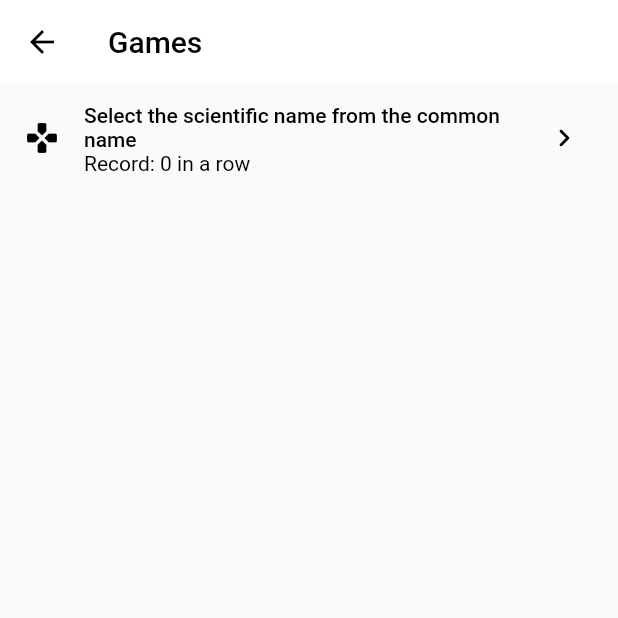
After one commit to DamianAldair/guatini, a Flutter app: the GamesPage screen opened directly, on a phone screen of 412 x 824 dp, the top half of it. The commit adds this screen. Run offline on Flutter 3.47's test engine with Material 2 defaults, Android fonts, the phone set to English and light mode, and no system bars; our stand-ins replace adaptive_theme, audioplayers, card_swiper, dio, flutter_native_splash, font_awesome_flutter and 6 more; missing offline and left inert: dcdg, external_path, mapsforge_flutter, qr_code_scanner, selectable, version and 1 more; accounts and stored records are empty; generated files the repository leaves out were written again; project files that could hold a hidden picture were left out.

Commit message:
Game 1 done

```diff
--- a/lib/l10n/app_en.arb
+++ b/lib/l10n/app_en.arb
@@ -6,6 +6,7 @@
     "added": "Added",
     "addedDatabase": "Added database",
     "alreadyAdded": "This database is already added",
+    "attempts": "attempts",
     "audio": "Audio",
     "author": "Author",
     "back": "Back",
@@ -14,6 +15,7 @@
     "college": "School of Computer Engineering",
     "conservationStatus": "Conservation status",
     "criticalEndangered": "Critical endangered",
+    "correct": "Correct",
     "current": "Current",
     "database": "Databases",
     "databaseSelectedInfo": "The database language does not depend on the app language",
@@ -54,14 +56,33 @@
     "extinctInTheWild": "Extinct in the wild",
     "findDatabase": "Find database",
     "gallery": "Gallery",
+    "game": "Game",
+    "games": "Games",
+    "gameSelectSNameFromCName": "Select the scientific name from the common name",
+    "gameSelectImageFromCName": "Select the image from the common name",
+    "gameSelectCNameFromSound": "Select the common name from the sound",
     "go": "Go",
     "grantPermissionManually": "Grant required app permissions manually",
     "guatini": "Guatiní",
     "guatiniExp": "An extensionist project dedicated to enhance the development of general and environmental culture",
     "habitat": "Habitat",
+    "hits": "hits",
     "home": "Home",
     "image": "Image",
+    "inARow": "{hits} in a row",
+    "@inARow": {
+        "description": "Hits in a row",
+        "placeholders": {
+            "hits": {
+                "type": "int",
+                "example": "5"
+            }
+        }
+    },
+    "incorrect": "Incorrect",
     "info": "Info",
+    "itIs": "It is",
+    "itIsNot": "It is not",
     "language": "Language",
     "languageName": "English",
     "leastConcern": "Least concern",
@@ -92,6 +113,7 @@
     "notSelected": "Not selected",
     "numberItemsSearchHistory": "Number of items in the search history",
     "numberSeggestions": "Number of suggestions on Home",
+    "ofde": "of",
     "ok": "Ok",
     "onlineAudio": "Online audio",
     "onlineImage": "Online image",
--- /dev/null
+++ b/lib/models/game_models.dart
@@ -0,0 +1,79 @@
+// class RecordModel {
+//   final List<GameModel> games;
+
+//   RecordModel(this.games);
+
+//   factory RecordModel.fromList(List<Map<String, dynamic>> list) {
+//     final games = <GameModel>[];
+//     for (Map<String, dynamic> json in list) {
+//       games.add(GameModel.fromJson(json));
+//     }
+//     return RecordModel(games);
+//   }
+
+//   List<Map<String, dynamic>> toList() {
+//     final list = <Map<String, dynamic>>[];
+//     for (GameModel g in games) {
+//       list.add(g.toJson());
+//     }
+//     return list;
+//   }
+// }
+
+class GameModel {
+  final int id;
+  final int record;
+
+  GameModel({required this.id, required this.record});
+
+  factory GameModel.fromJson(Map<String, dynamic> json) => GameModel(
+        id: json["id"] ?? 0,
+        record: json["record"] ?? 0,
+      );
+
+  Map<String, dynamic> toJson() {
+    return {"id": id, "record": record};
+  }
+}
+
+class Game1Option {
+  final String imagePath;
+  final String scientificName;
+  final String commonName;
+
+  Game1Option({
+    required this.imagePath,
+    required this.scientificName,
+    required this.commonName,
+  });
+
+  factory Game1Option.fromJson(Map<String, dynamic> json) => Game1Option(
+        scientificName: json["scientific_name"],
+        commonName: json["name"],
+        imagePath: json["path"],
+      );
+}
+
+// class GameAttempt2 extends GameAttempt {
+//   final String imagePath;
+//   final String scientificName;
+//   final String commonName;
+
+//   GameAttempt2({
+//     required super.name,
+//     required this.imagePath,
+//     required this.scientificName,
+//     required this.commonName,
+//   });
+// }
+
+// class GameAttempt3 extends GameAttempt {
+//   final String soundPath;
+//   final String commonName;
+
+//   GameAttempt3({
+//     required super.name,
+//     required this.soundPath,
+//     required this.commonName,
+//   });
+// }
--- /dev/null
+++ b/lib/pages/games_page.dart
@@ -0,0 +1,74 @@
+import 'package:flutter/material.dart';
+import 'package:flutter_gen/gen_l10n/app_localizations.dart';
+import 'package:guatini/models/game_models.dart';
+import 'package:guatini/pages/game1_page.dart';
+import 'package:guatini/providers/userpreferences_provider.dart';
+
+class GamesPage extends StatefulWidget {
+  const GamesPage({Key? key}) : super(key: key);
+
+  @override
+  State<GamesPage> createState() => _GamesPageState();
+}
+
+class _GamesPageState extends State<GamesPage> {
+  @override
+  void didChangeDependencies() {
+    final prefs = UserPreferences();
+    prefs.gamesStream.listen((_) => setState(() {}));
+    super.didChangeDependencies();
+  }
+
+  @override
+  Widget build(BuildContext context) {
+    final games = [
+      _Game(
+        id: 1,
+        name: AppLocalizations.of(context).gameSelectSNameFromCName,
+        page: const Game1Page(),
+      ),
+    ];
+
+    final prefs = UserPreferences();
+    for (_Game g in games) {
+      prefs.addGame(GameModel(id: g.id, record: 0));
+    }
+    final models = prefs.games;
+
+    return Scaffold(
+      appBar: AppBar(
+        title: Text(AppLocalizations.of(context).games),
+      ),
+      body: ListView.builder(
+        itemCount: games.length,
+        itemBuilder: (_, int i) {
+          final game = games[i];
+          int hitsInARow =
+              models.where((e) => e.id == game.id).isEmpty ? 0 : models.where((e) => e.id == game.id).first.record;
+          return ListTile(
+            title: Text(game.name),
+            subtitle: Text('Record: ${AppLocalizations.of(context).inARow(hitsInARow)}'),
+            leading: const Icon(Icons.gamepad_rounded),
+            trailing: const Icon(Icons.chevron_right_rounded),
+            onTap: () => Navigator.push(
+              context,
+              MaterialPageRoute(builder: (_) => game.page),
+            ),
+          );
+        },
+      ),
+    );
+  }
+}
+
+class _Game {
+  final int id;
+  final String name;
+  final Widget page;
+
+  _Game({
+    required this.id,
+    required this.name,
+    required this.page,
+  });
+}
--- a/lib/providers/userpreferences_provider.dart
+++ b/lib/providers/userpreferences_provider.dart
@@ -1,6 +1,8 @@
 import 'dart:async';
+import 'dart:convert';
 
 import 'package:flutter/widgets.dart';
+import 'package:guatini/models/game_models.dart';
 import 'package:shared_preferences/shared_preferences.dart';
 
 class UserPreferences {
@@ -11,11 +13,13 @@ class UserPreferences {
   SharedPreferences? _prefs;
   StreamController<String>? _dbPathStreamController;
   StreamController<List<String>>? _databasesStreamController;
+  StreamController<List<GameModel>>? _gamesStreamController;
 
   Future<void> initialize() async {
     _prefs = await SharedPreferences.getInstance();
     _dbPathStreamController = StreamController<String>.broadcast();
     _databasesStreamController = StreamController<List<String>>.broadcast();
+    _gamesStreamController = StreamController<List<GameModel>>.broadcast();
   }
 
   // If the app is opened for the forst time
@@ -45,8 +49,7 @@ class UserPreferences {
 
   List<String> get databases => _prefs!.getStringList(_keyDatabases) ?? [];
 
-  Stream<List<String>> get databasesStream =>
-      _databasesStreamController!.stream;
+  Stream<List<String>> get databasesStream => _databasesStreamController!.stream;
 
   void newDatabase(String path) {
     List<String> list = databases;
@@ -66,11 +69,9 @@ class UserPreferences {
   final String _keyNumberOfLastSearches = 'numberOfLastSearches';
   static const int defaultNumberOfLastSearches = 5;
 
-  int get numberOfLastSearches =>
-      _prefs!.getInt(_keyNumberOfLastSearches) ?? defaultNumberOfLastSearches;
+  int get numberOfLastSearches => _prefs!.getInt(_keyNumberOfLastSearches) ?? defaultNumberOfLastSearches;
 
-  set numberOfLastSearches(int number) =>
-      _prefs!.setInt(_keyNumberOfLastSearches, number);
+  set numberOfLastSearches(int number) => _prefs!.setInt(_keyNumberOfLastSearches, number);
 
   // Searches to show in search log
   final String _keyLastSearches = 'lastSearches';
@@ -107,8 +108,7 @@ class UserPreferences {
   final String _keySeggestions = 'suggestions';
   static const int defaultNumberOfSeggestions = 5;
 
-  int get suggestions =>
-      _prefs!.getInt(_keySeggestions) ?? defaultNumberOfSeggestions;
+  int get suggestions => _prefs!.getInt(_keySeggestions) ?? defaultNumberOfSeggestions;
 
   set suggestions(int number) => _prefs!.setInt(_keySeggestions, number);
 
@@ -140,8 +140,7 @@ class UserPreferences {
 
   bool get wikipediaOnline => _prefs!.getBool(_keyWikipediaOnline) ?? true;
 
-  set wikipediaOnline(bool online) =>
-      _prefs!.setBool(_keyWikipediaOnline, online);
+  set wikipediaOnline(bool online) => _prefs!.setBool(_keyWikipediaOnline, online);
 
   final String _keyImageOnline = 'imageOnline';
 
@@ -166,4 +165,41 @@ class UserPreferences {
   bool get openWeb => _prefs!.getBool(_keyOpenWeb) ?? true;
 
   set openWeb(bool online) => _prefs!.setBool(_keyOpenWeb, online);
+
+  // Games
+  final String _keyGames = 'games';
+
+  List<GameModel> get games {
+    final temp = _prefs!.getStringList(_keyGames) ?? [];
+    final list = <GameModel>[];
+    for (String s in temp) {
+      list.add(GameModel.fromJson(json.decode(s)));
+    }
+    return list;
+  }
+
+  void addGame(GameModel game) {
+    final strings = <String>[];
+    final list = games;
+    if (!list.any((e) => e.id == game.id)) {
+      list.add(game);
+      for (GameModel g in list) {
+        strings.add(json.encode(g.toJson()));
+      }
+      _prefs!.setStringList(_keyGames, strings).then((_) => _gamesStreamController!.add(list));
+    }
+  }
+
+  void updateGame(GameModel game) {
+    final strings = <String>[];
+    final list = games;
+    list.removeWhere((e) => e.id == game.id);
+    list.add(game);
+    for (GameModel g in list) {
+      strings.add(json.encode(g.toJson()));
+    }
+    _prefs!.setStringList(_keyGames, strings).then((_) => _gamesStreamController!.add(list));
+  }
+
+  Stream<List<GameModel>> get gamesStream => _gamesStreamController!.stream;
 }
```
Also changed, not shown: lib/l10n/app_es.arb (+23 -1 lines), lib/models/qr_models.dart (+8 -22 lines), lib/pages/game1_page.dart (added, +198 -0 lines), lib/providers/search_provider.dart (+30 -0 lines), lib/widgets/drawer_widget.dart (+7 -0 lines).
